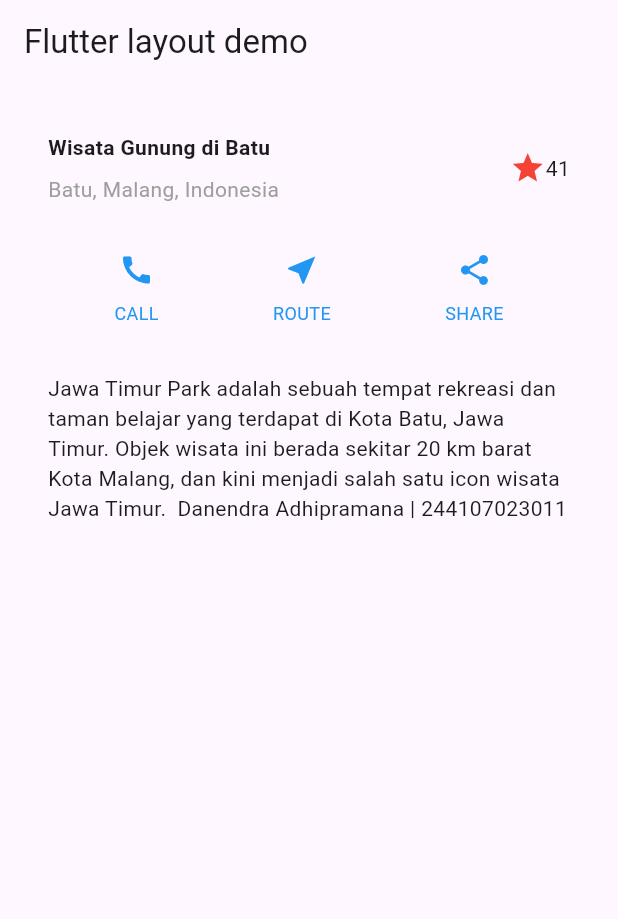
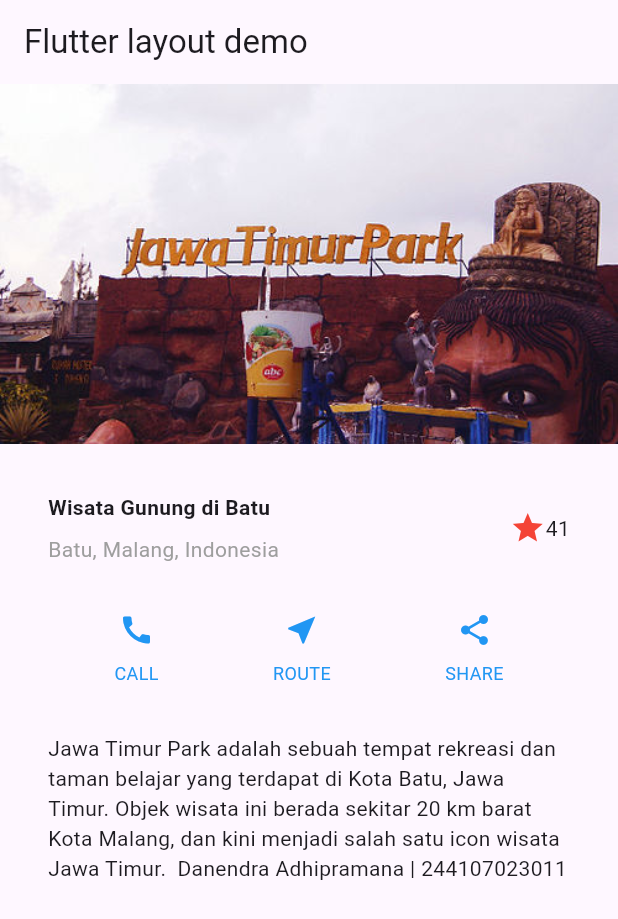
Before and after one commit to Danennndraaa/Pemrograman-Mobile-2025, a Flutter app: the screen it shows after launch, on a phone screen of 412 x 824 dp. Shown: the top 919 px of the screen. Run offline on Flutter 3.47's test engine with Material 3 defaults, Android fonts, the phone set to English and light mode, and no system bars.

```diff
--- a/layout_flutter/lib/main.dart
+++ b/layout_flutter/lib/main.dart
@@ -27,6 +27,7 @@ class MyApp extends StatelessWidget {
         ),
         body: Column(
           children: [
+            imageSection,
             titleSection,
             buttonSection,
             textSection
@@ -105,3 +106,10 @@ Widget textSection = Container(
     softWrap: true,
   ),
 );
+
+Widget imageSection = Image.asset(
+  'images/jtp.jpg', // pastikan nama file sama seperti di pubspec.yaml
+  width: 600,
+  height: 240,
+  fit: BoxFit.cover,
+);
--- a/layout_flutter/pubspec.yaml
+++ b/layout_flutter/pubspec.yaml
@@ -51,6 +51,8 @@ dev_dependencies:
 
 # The following section is specific to Flutter packages.
 flutter:
+  assets:
+    - images/jtp.jpg
 
   # The following line ensures that the Material Icons font is
   # included with your application, so that you can use the icons in
```
Also changed, not shown: layout_flutter/images/jtp.jpg (added).
